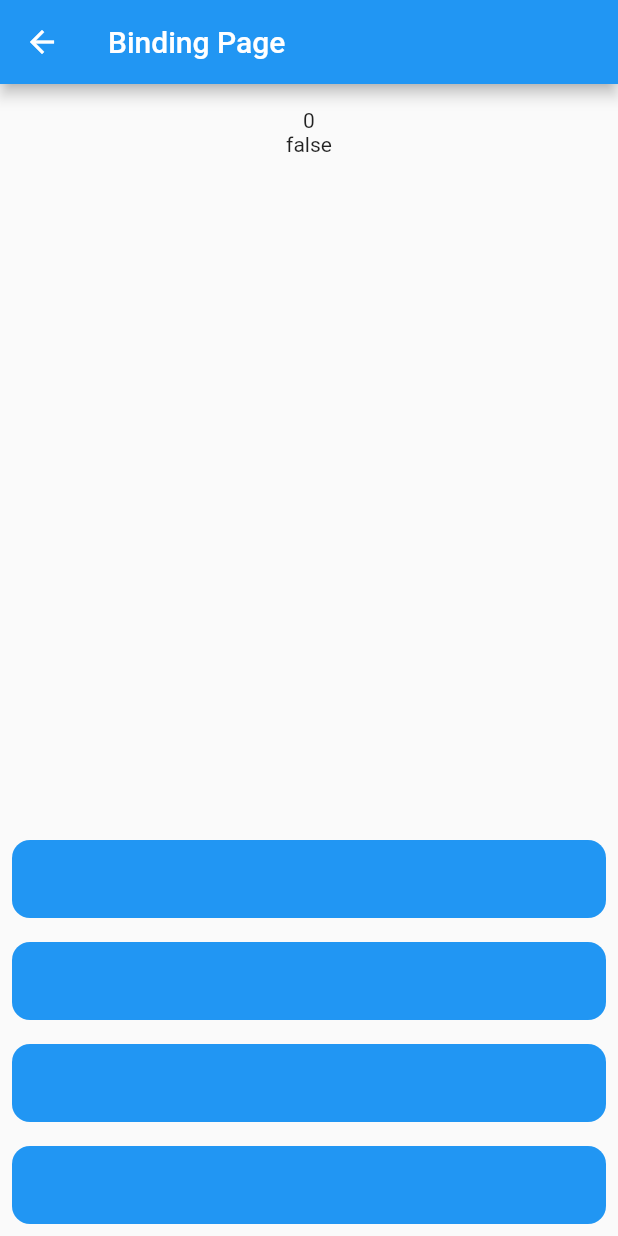
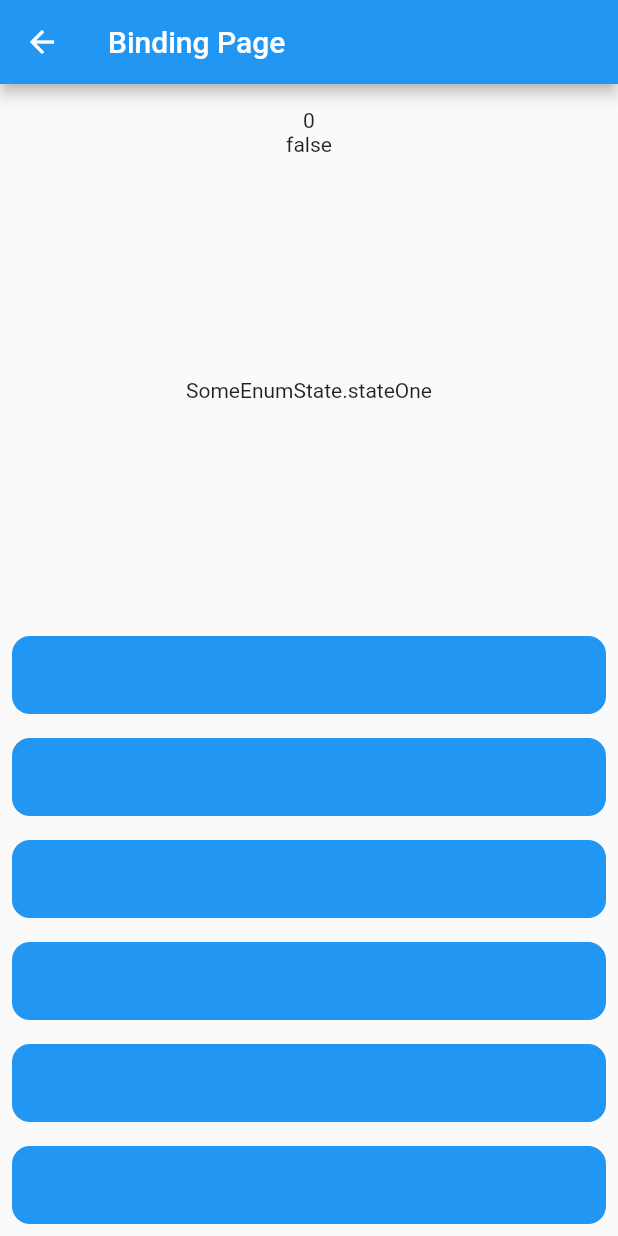
Before and after one commit to soutsjjw/flutter_getx_iThome, a Flutter app: the BindingPage screen opened by its route, on a phone screen of 412 x 824 dp. Run offline on Flutter 3.47's test engine with Material 2 defaults, Android fonts, the phone set to English and light mode, and no system bars; our stand-ins replace animated_text_kit, cached_network_image, carousel_slider, equatable, flutter_slidable, fluttertoast and 7 more; missing offline and left inert: qr_code_scanner; accounts and stored records are empty.

Commit message:
[Day18] Flutter with GetX binding (二 ) 元件與屬性綁定
https://ithelp.ithome.com.tw/articles/10276159

```diff
--- a/lib/pages/binding/binding_controller.dart
+++ b/lib/pages/binding/binding_controller.dart
@@ -1,25 +1,38 @@
 import 'package:get/get.dart';
 
-class BindingController extends GetxController{
+class BindingController extends GetxController {
   //String
   final _someString = ''.obs;
-  set someString(value) => this._someString.value = value;
-  get someString => this._someString.value;
+  set someString(value) => _someString.value = value;
+  get someString => _someString.value;
 
   //int
   final _someInt = 0.obs;
-  set someInt(value) => this._someInt.value = value;
-  get someInt => this._someInt.value;
+  set someInt(value) => _someInt.value = value;
+  get someInt => _someInt.value;
 
   //bool
   final _someBool = false.obs;
-  set someBool(value) => this._someBool.value = value;
-  get someBool => this._someBool.value;
+  set someBool(value) => _someBool.value = value;
+  get someBool => _someBool.value;
 
   //List
   final _someBasicList = <String>[].obs;
-  set someBasicList(value) => this._someBasicList.value = value;
-  get someBasicList => this._someBasicList.toList();
+  set someBasicList(value) => _someBasicList.value = value;
+  get someBasicList => _someBasicList.toList();
+
+  //List<DataModel>
+  final _someModelList = <SomeModel>[].obs;
+  set someModelList(value) => _someModelList.value = value;
+  List<SomeModel> get someModelList => _someModelList.toList();
+
+  //Map
+  final someDict = {}.obs;
+
+  //Enum
+  final _enumSelectState = Rx<SomeEnumState>(SomeEnumState.stateOne);
+  set enumSelectState(value) => _enumSelectState.value = value;
+  get enumSelectState => _enumSelectState.value;
 
   @override
   void onInit() {
@@ -29,4 +42,57 @@ class BindingController extends GetxController{
   addBasicList() {
     _someBasicList.add("add");
   }
+
+  addSomeModelList() {
+    final someModel = SomeModel()
+      ..id = 55
+      ..name = "itHome"
+      ..trueFalse = true;
+    _someModelList.add(someModel);
+    this.update();
+  }
+
+  enumChanged() {
+    switch (enumSelectState) {
+      case SomeEnumState.stateOne:
+        enumSelectState = SomeEnumState.stateTwo;
+        break;
+      case SomeEnumState.stateTwo:
+        enumSelectState = SomeEnumState.stateThree;
+        break;
+      case SomeEnumState.stateThree:
+        enumSelectState = SomeEnumState.stateOne;
+        break;
+    }
+    update(["enum"]);
+  }
 }
+
+//簡單定義一下List的自定義型別
+class SomeModel {
+  int id = 0;
+  String name = "";
+  bool trueFalse = false;
+
+  SomeModel();
+
+  SomeModel.fromJson(Map<String, dynamic> json) {
+    id = json['id'] ?? 0;
+    name = json['name'] ?? "";
+    trueFalse = json['trueFalse'] ?? false;
+  }
+
+  Map<String, dynamic> toJson() {
+    final Map<String, dynamic> data = new Map<String, dynamic>();
+    data['id'] = this.id;
+    data['name'] = this.name;
+    data['truealse'] = this.trueFalse;
+    return data;
+  }
+}
+//簡單定義一下enum的幾種type
+enum SomeEnumState {
+  stateOne,
+  stateTwo,
+  stateThree,
+}
--- a/lib/pages/binding/binding_page.dart
+++ b/lib/pages/binding/binding_page.dart
@@ -7,7 +7,7 @@ class BindingPage extends GetView<BindingController> {
   @override
   Widget build(BuildContext context) {
     return Scaffold(
-      appBar: AppBar(title: Text('Binding Page')),
+      appBar: AppBar(title: const Text('Binding Page')),
       body: SafeArea(
         child: SizedBox.expand(
           child: Column(
@@ -31,11 +31,34 @@ class BindingPage extends GetView<BindingController> {
                   );
                 },
               ),
+              GetBuilder<BindingController>(
+                id: "enum", //對應到BindingPageController64行的 update(["enum"]);
+                init: controller,
+                builder: (_) {
+                  return Center(
+                      child: Text(controller.enumSelectState.toString()));
+                },
+              ),
+              GetBuilder<BindingController>(
+                init: controller,
+                builder: (_) {
+                  return Expanded(
+                    flex: 1,
+                    child: ListView(
+                      children: List.generate(controller.someModelList.length,
+                          (index) {
+                        final title = controller.someModelList[index].name;
+                        return Center(child: Text(title));
+                      }),
+                    ),
+                  );
+                },
+              ),
               Padding(
                 padding: const EdgeInsets.all(8.0),
                 child: CupertinoButton(
                   color: Colors.blue,
-                  child: Text("someString changed"),
+                  child: const Text("someString changed"),
                   onPressed: () {
                     if (controller.someString.isEmpty) {
                       controller.someString = "someString changed";
@@ -49,7 +72,7 @@ class BindingPage extends GetView<BindingController> {
                 padding: const EdgeInsets.all(8.0),
                 child: CupertinoButton(
                   color: Colors.blue,
-                  child: Text("someInt changed"),
+                  child: const Text("someInt changed"),
                   onPressed: () {
                     if (controller.someInt == 0) {
                       controller.someInt = 99;
@@ -63,7 +86,7 @@ class BindingPage extends GetView<BindingController> {
                 padding: const EdgeInsets.all(8.0),
                 child: CupertinoButton(
                   color: Colors.blue,
-                  child: Text("someBool changed"),
+                  child: const Text("someBool changed"),
                   onPressed: () => controller.someBool = !controller.someBool,
                 ),
               ),
@@ -71,9 +94,29 @@ class BindingPage extends GetView<BindingController> {
                 padding: const EdgeInsets.all(8.0),
                 child: CupertinoButton(
                   color: Colors.blue,
-                  child: Text("someBasicList changed"),
+                  child: const Text("someBasicList changed"),
                   onPressed: () {
                     controller.addBasicList();
+                  },
+                ),
+              ),
+              Padding(
+                padding: const EdgeInsets.all(8.0),
+                child: CupertinoButton(
+                  color: Colors.blue,
+                  child: const Text("enum changed"),
+                  onPressed: () {
+                    controller.enumChanged();
+                  },
+                ),
+              ),
+              Padding(
+                padding: const EdgeInsets.all(8.0),
+                child: CupertinoButton(
+                  color: Colors.blue,
+                  child: const Text("someModelList changed"),
+                  onPressed: () {
+                    controller.addSomeModelList();
                   },
                 ),
               ),
```
Also changed, not shown: pubspec.lock.
